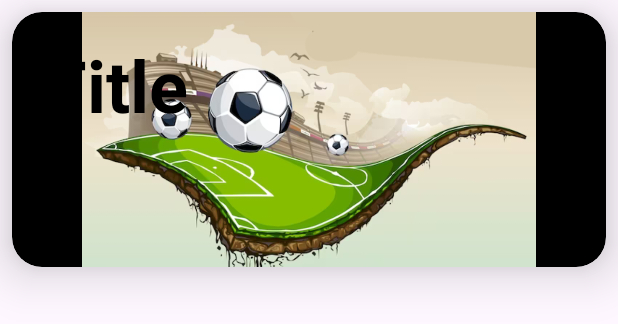
After one commit to FerEspinosa/sports_app, an Android app: the layout card_item_layout.xml on its own in the app's theme, with its tools: preview values and no code run, on a phone screen of 412 x 824 dp. The commit adds this screen. Shown: the top 324 px of the screen. Run offline under Robolectric (Android 15) with nearby library versions, the phone set to English and light mode, and no system bars.

Commit message:
created RecyclerView

```diff
--- /dev/null
+++ b/app/src/main/res/layout/card_item_layout.xml
@@ -0,0 +1,46 @@
+<?xml version="1.0" encoding="utf-8"?>
+<androidx.cardview.widget.CardView
+    xmlns:android="http://schemas.android.com/apk/res/android"
+    android:layout_width="match_parent"
+    android:layout_height="170dp"
+    xmlns:app="http://schemas.android.com/apk/res-auto"
+    app:cardCornerRadius="20dp"
+    app:cardElevation="20dp"
+    app:cardBackgroundColor="@color/black"
+    android:layout_margin="8dp">
+
+    <androidx.constraintlayout.widget.ConstraintLayout
+        android:layout_width="match_parent"
+        android:layout_height="match_parent">
+
+
+        <ImageView
+            android:id="@+id/card_imageView"
+            android:layout_width="0dp"
+            android:layout_height="0dp"
+            android:src="@drawable/football"
+            app:layout_constraintBottom_toBottomOf="parent"
+            app:layout_constraintEnd_toEndOf="parent"
+            app:layout_constraintStart_toStartOf="parent"
+            app:layout_constraintTop_toTopOf="parent" />
+
+
+        <TextView
+            android:id="@+id/card_textView"
+            android:text="Title"
+            android:textColor="@color/black"
+            android:textStyle="bold"
+            android:textSize="48sp"
+            android:layout_width="match_parent"
+            android:layout_height="wrap_content"
+            app:layout_constraintEnd_toEndOf="parent"
+            app:layout_constraintStart_toStartOf="parent"
+            app:layout_constraintTop_toTopOf="@+id/card_imageView"
+            android:layout_marginTop="16dp"
+            android:layout_marginStart="20dp"
+            android:layout_marginEnd="20dp"/>
+
+    </androidx.constraintlayout.widget.ConstraintLayout>
+
+
+</androidx.cardview.widget.CardView>
```
Also changed, not shown: app/src/main/java/com/curso/android/app/practica/sport2/MainActivity.java (+35 -0 lines), app/src/main/java/com/curso/android/app/practica/sport2/MyAdapter.java (added, +57 -0 lines), app/src/main/java/com/curso/android/app/practica/sport2/Sport.java (added, +27 -0 lines), app/src/main/res/layout/activity_main.xml (+15 -6 lines), app/src/main/res/drawable/basketball.png (added), app/src/main/res/drawable/football.png (added), app/src/main/res/drawable/ping.png (added), app/src/main/res/drawable/tennis.png (added), app/src/main/res/drawable/volley.png (added), 1 other file.
